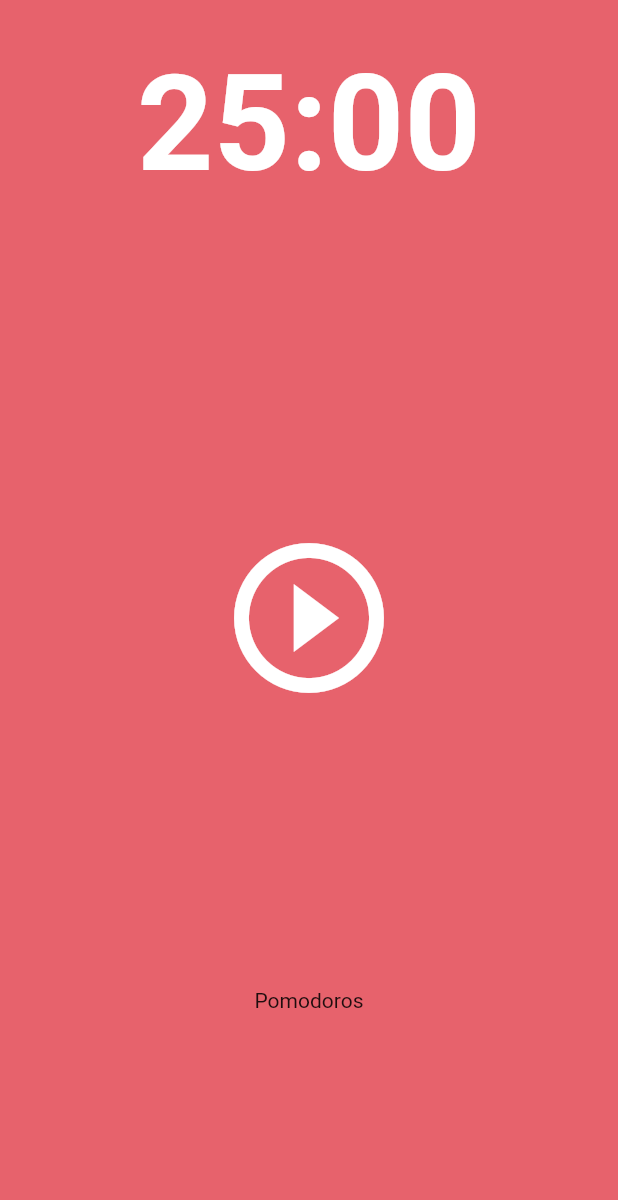
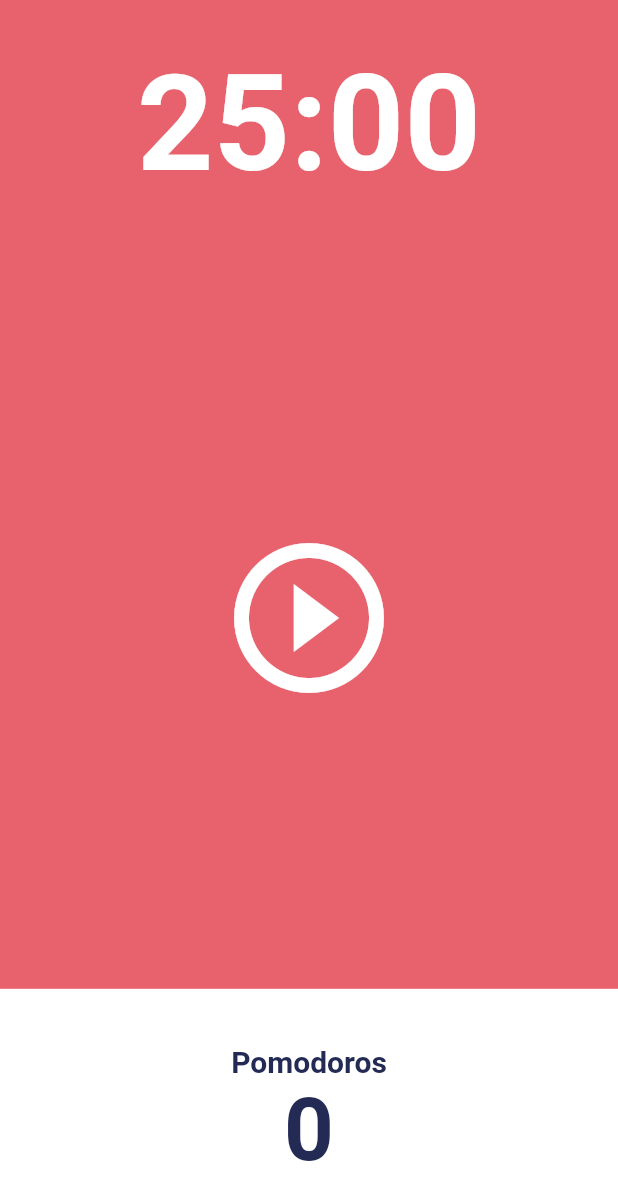
Before and after one commit to INnoVatioN-97/Pomodoro, a Flutter app: the screen it shows after launch, on a phone screen of 412 x 824 dp. Shown: the top 1200 px of the screen. Run offline on Flutter 3.47's test engine with Material 2 defaults, Android fonts, the phone set to English and light mode, and no system bars.

Commit message:
페이지 기초 디자인 완료

```diff
--- a/lib/main.dart
+++ b/lib/main.dart
@@ -14,9 +14,8 @@ class MyApp extends StatelessWidget {
     return MaterialApp(
         theme: ThemeData(
           textTheme: const TextTheme(
-              displayLarge: TextStyle(
-            color: Color(0xFF232B55),
-          )),
+            displayLarge: TextStyle(color: Color(0xFF232B55)),
+          ),
           colorScheme: ColorScheme.fromSwatch(primarySwatch: Colors.blue)
               .copyWith(background: const Color(0xFFE7626C)),
         ),
--- a/lib/screens/home_screen.dart
+++ b/lib/screens/home_screen.dart
@@ -39,8 +39,36 @@ class _HomeScreenState extends State<HomeScreen> {
         ),
         Flexible(
           flex: 1,
-          child: Container(
-            child: Column(children: const [Text('Pomodoros')]),
+          child: Row(
+            children: [
+              Expanded(
+                child: Container(
+                  decoration: BoxDecoration(color: Theme.of(context).cardColor),
+                  child: Column(
+                      mainAxisAlignment: MainAxisAlignment.center,
+                      children: [
+                        Text(
+                          'Pomodoros',
+                          style: TextStyle(
+                            fontSize: 20,
+                            fontWeight: FontWeight.w600,
+                            color:
+                                Theme.of(context).textTheme.displayLarge!.color,
+                          ),
+                        ),
+                        Text(
+                          "0",
+                          style: TextStyle(
+                            fontSize: 58,
+                            fontWeight: FontWeight.w600,
+                            color:
+                                Theme.of(context).textTheme.displayLarge!.color,
+                          ),
+                        )
+                      ]),
+                ),
+              ),
+            ],
           ),
         ),
       ]),
```
